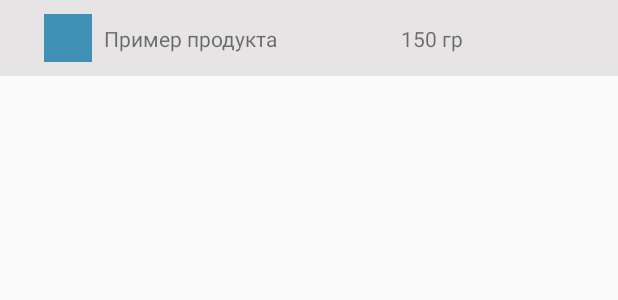
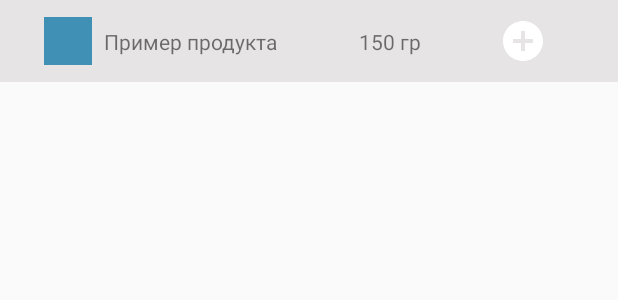
Before and after one commit to kuza2010/recipe_book, an Android app: the layout my_product_recycler_row.xml on its own in the app's theme, with its tools: preview values and no code run, on a phone screen of 412 x 824 dp. Shown: the top 300 px of the screen. Run offline under Robolectric (Android 15) with nearby library versions, the phone set to English and light mode, and no system bars; network calls fail.

Commit message:
add/remove product functionality was complete. need refactor

```diff
--- a/app/src/main/res/layout/my_product_recycler_row.xml
+++ b/app/src/main/res/layout/my_product_recycler_row.xml
@@ -14,7 +14,7 @@
         android:orientation="horizontal"
         android:useDefaultMargins="true"
         android:layout_marginHorizontal="@dimen/horizontal_layout_margin_20"
-        android:columnCount="3"
+        android:columnCount="4"
         android:rowCount="1">
 
         <ImageView
@@ -33,6 +33,14 @@
             android:layout_gravity="center"
             android:text="150 гр"/>
 
+        <ImageButton
+            android:id="@+id/update_product_image_button"
+            android:layout_width="@dimen/icon_size_36"
+            android:layout_height="@dimen/icon_size_36"
+            android:layout_marginEnd="@dimen/horizontal_layout_margin_20"
+            android:backgroundTint="@color/BTransparent"
+            android:src="@drawable/baseline_add_circle_24"/>
+
 
     </GridLayout>
 
```
Also changed, not shown: app/src/main/java/com/example/myapplication/presentation/ui/fragments/refrigerator_fragment/RefrigeratorAdapter.java (+16 -1 lines), app/src/main/java/com/example/myapplication/presentation/ui/fragments/refrigerator_fragment/RefrigeratorFragment.java (+73 -7 lines).
